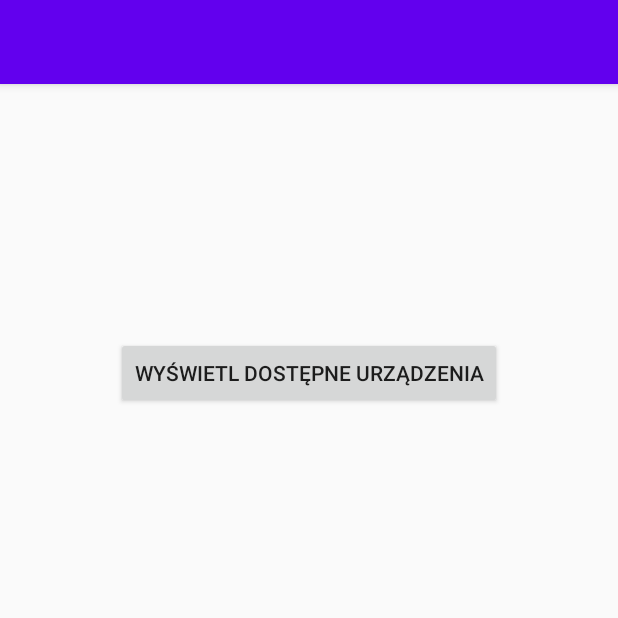
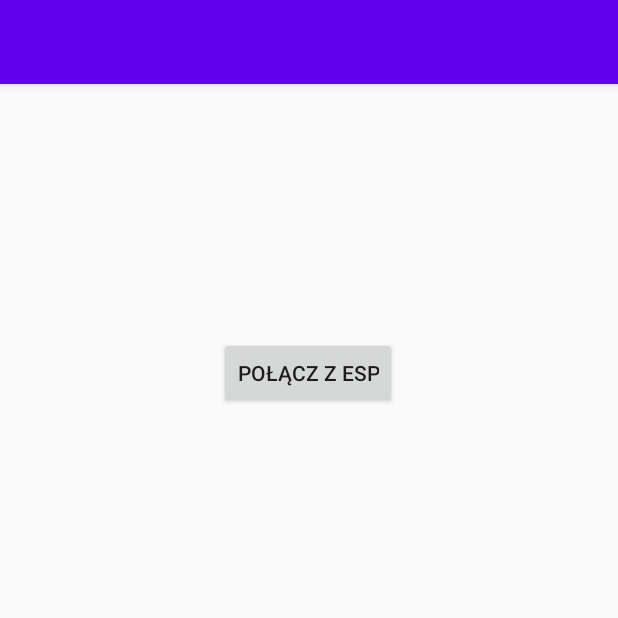
Before and after one commit to sebota/RGB_Bluetooth, an Android app: the screen it shows after launch (MainActivity), on a phone screen of 412 x 824 dp, the top half of it. Run offline under Robolectric (Android 15) with nearby library versions, the phone set to English and light mode, and no system bars.

Commit message:
Łącznenie z ESP

```diff
--- a/app/src/main/res/layout/activity_main.xml
+++ b/app/src/main/res/layout/activity_main.xml
@@ -10,7 +10,7 @@
         android:id="@+id/display_devices_button"
         android:layout_width="wrap_content"
         android:layout_height="wrap_content"
-        android:text="Wyświetl dostępne urządzenia"
+        android:text="Połącz z ESP"
         app:layout_constraintBottom_toBottomOf="parent"
         app:layout_constraintEnd_toEndOf="parent"
         app:layout_constraintHorizontal_bias="0.498"
@@ -18,15 +18,4 @@
         app:layout_constraintTop_toTopOf="parent"
         app:layout_constraintVertical_bias="0.234" />
 
-    <TextView
-        android:id="@+id/devices_text"
-        android:layout_width="match_parent"
-        android:layout_height="wrap_content"
-        android:minWidth="200dp"
-        android:minHeight="100dp"
-        android:text=""
-        app:layout_constraintBottom_toBottomOf="parent"
-        app:layout_constraintStart_toStartOf="parent"
-        app:layout_constraintTop_toBottomOf="@+id/display_devices_button"
-        app:layout_constraintVertical_bias="0.126" />
 </androidx.constraintlayout.widget.ConstraintLayout>
```
Also changed, not shown: app/src/main/java/com/example/bluetooth/MainActivity.java (+51 -35 lines).
